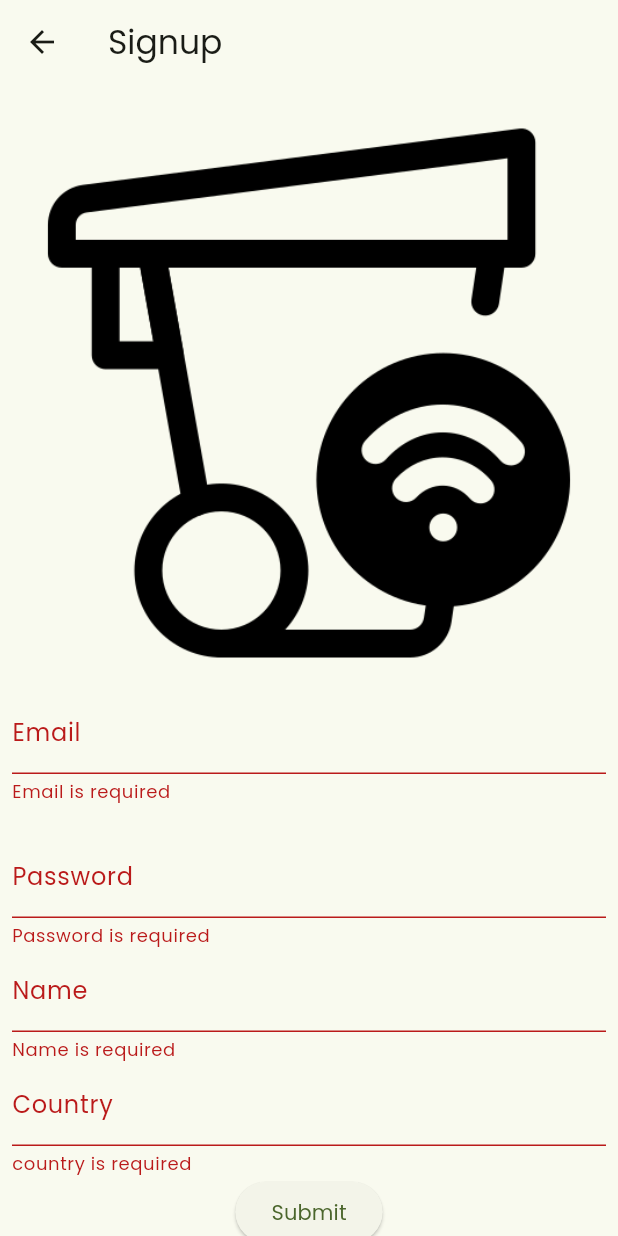
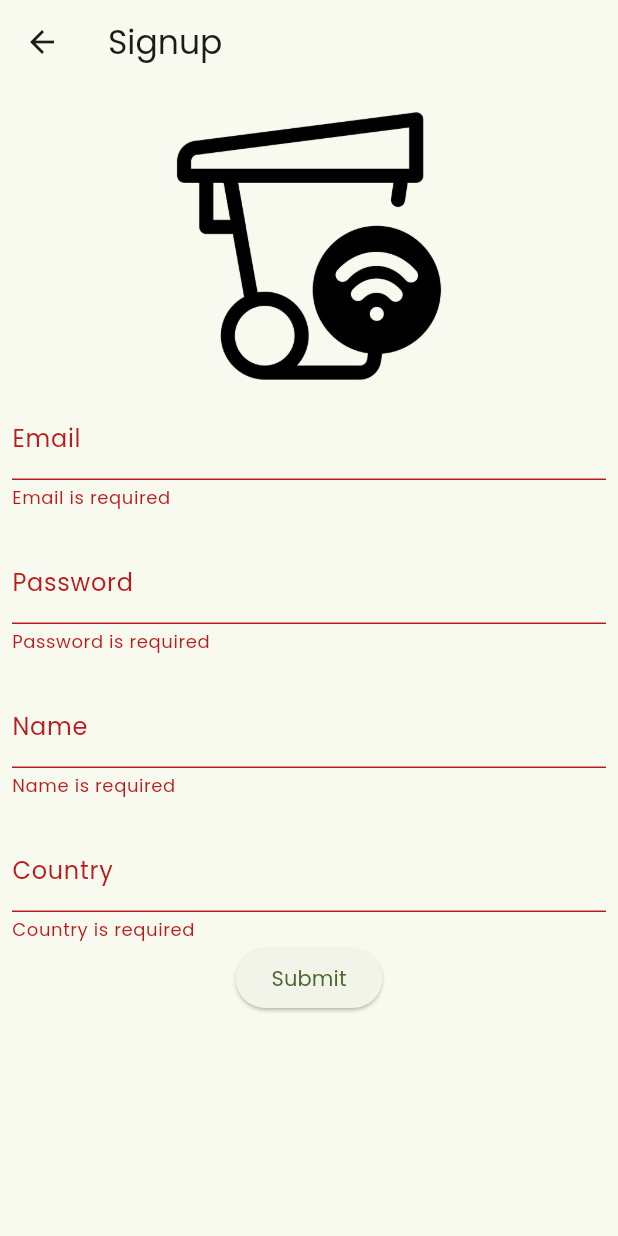
Before and after one commit to dhirajchaurasiya/Waste2Worth, a Flutter app: the SignupScreen screen opened directly, after a tap on "Submit", on a phone screen of 412 x 824 dp. Run offline on Flutter 3.47's test engine with Material 3 defaults, Android fonts, the phone set to English and light mode, and no system bars; our stand-ins replace cloud_firestore, firebase_auth, firebase_core, flutter_map, geolocator, latlong2; accounts and stored records are empty.

Commit message:
adjust image size

```diff
--- a/lib/screens/signup.dart
+++ b/lib/screens/signup.dart
@@ -53,7 +53,7 @@ class _SignupScreenState extends State<SignupScreen> {
             padding: const EdgeInsets.all(8.0),
             child: Column(
               children: [
-                Image.asset('assets/images/logo.png'),
+                Image.asset('assets/images/logo.png', width: 200, height: 200,),
                 TextFormField(
                   autovalidateMode: AutovalidateMode.onUserInteraction,
                   controller: email,
@@ -80,7 +80,7 @@ class _SignupScreenState extends State<SignupScreen> {
                   decoration: InputDecoration(
                     labelText: 'Password',),
                 ),
-
+                SizedBox(height: 20,),
                 TextFormField(
                   autovalidateMode: AutovalidateMode.onUserInteraction,
                   controller: name,
@@ -92,12 +92,13 @@ class _SignupScreenState extends State<SignupScreen> {
                   decoration: InputDecoration(
                     labelText: 'Name',),
                 ),
+                SizedBox(height: 20,),
                 TextFormField(
                   autovalidateMode: AutovalidateMode.onUserInteraction,
                   controller: country,
                   validator: (value) {
                     if (value==null || value.isEmpty) {
-                      return "country is required";
+                      return "Country is required";
                     }
                   },
                   decoration: InputDecoration(
```
